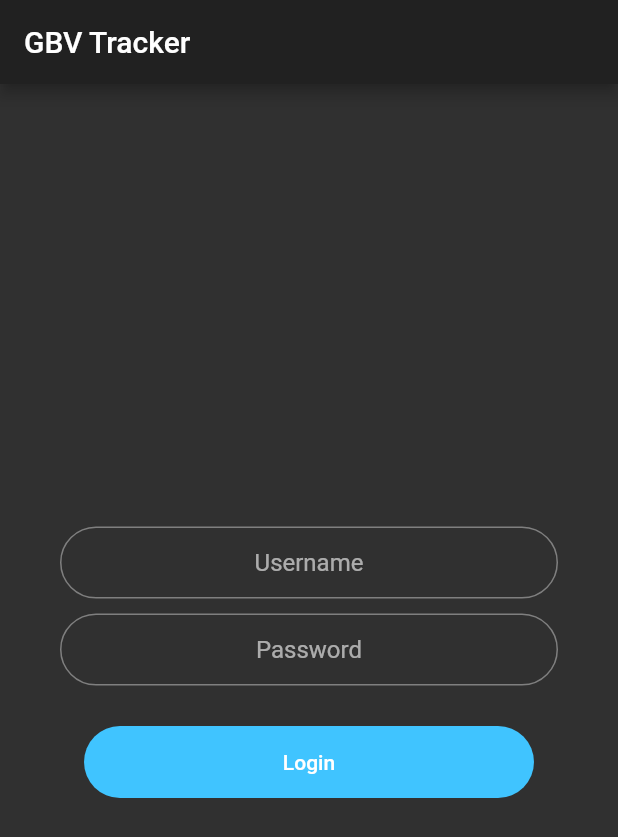
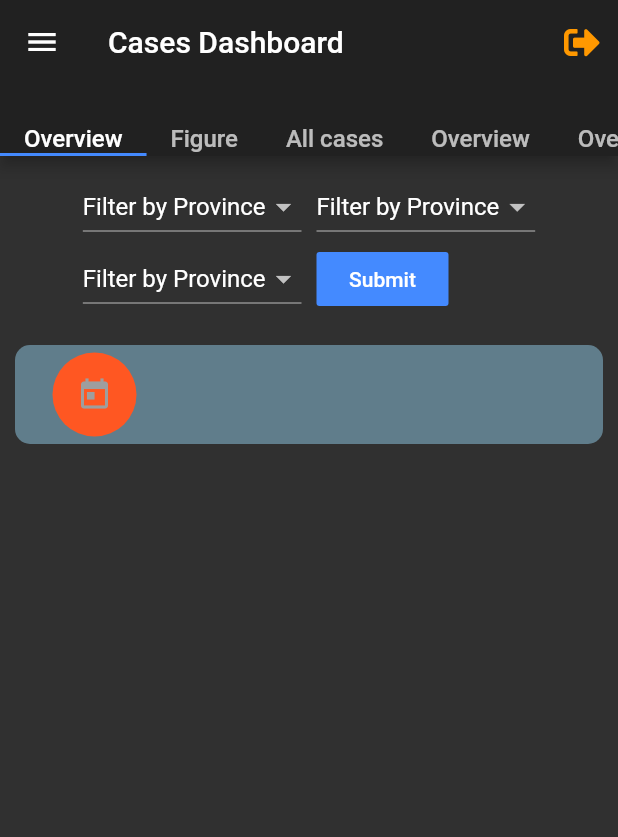
Before and after one commit to fadev8/gbv-tracker, a Flutter app: the screen it shows after launch, after a tap on "Login", on a phone screen of 412 x 824 dp. Shown: the top 837 px of the screen. Run offline on Flutter 3.47's test engine with Material 2 defaults, Android fonts, the phone set to English and light mode, and no system bars; our stand-ins replace font_awesome_flutter.

Commit message:
second commit, drawer added, dashboard page ongoing

```diff
--- /dev/null
+++ b/lib/constants/constants.dart
@@ -0,0 +1,15 @@
+import 'package:flutter/material.dart';
+
+const kHeadingTextStyle = TextStyle(
+  fontWeight: FontWeight.bold,
+  fontSize: 32.0,
+);
+
+const kDrawerTitleStyle = TextStyle(
+  fontSize: 16.0,
+  color: Colors.white70,
+);
+
+const kTabsTitleStyle = TextStyle(
+  fontSize: 16,
+);
--- a/lib/main.dart
+++ b/lib/main.dart
@@ -1,5 +1,12 @@
 import 'package:flutter/material.dart';
+import 'package:gbv_tracker/screens/archive_screen.dart';
+import 'package:gbv_tracker/screens/dashboard_screen.dart';
+import 'package:gbv_tracker/screens/followup_screen.dart';
 import 'package:gbv_tracker/screens/login_screen.dart';
+import 'package:gbv_tracker/screens/receivedcases_screen.dart';
+import 'package:gbv_tracker/screens/report_screen.dart';
+import 'package:gbv_tracker/screens/settings_screen.dart';
+import 'package:gbv_tracker/screens/trash_screen.dart';
 
 void main() {
   runApp(GBVApp());
@@ -13,6 +20,13 @@ class GBVApp extends StatelessWidget {
       initialRoute: LoginScreen.id,
       routes: {
         LoginScreen.id : (context) => LoginScreen(),
+        DashboardScreen.id : (context) => DashboardScreen(),
+        ReceivedCaseScreen.id : (context) => ReceivedCaseScreen(),
+        FollowupScreen.id : (context) => FollowupScreen(),
+        ArchiveScreen.id : (context) => ArchiveScreen(),
+        TrashScreen.id : (context) => TrashScreen(),
+        SettingsScreen.id : (context) =>SettingsScreen(),
+        ReportScreen.id : (context) => ReportScreen(),
       },
     );
   }
--- /dev/null
+++ b/lib/screens/dashboard_screen.dart
@@ -0,0 +1,87 @@
+import 'package:flutter/material.dart';
+import 'package:gbv_tracker/constants/constants.dart';
+import 'package:gbv_tracker/screens/login_screen.dart';
+import 'package:gbv_tracker/screens/pages/dashboardpages/cases_overview_page.dart';
+import 'package:gbv_tracker/widgets/drawer.dart';
+import 'package:font_awesome_flutter/font_awesome_flutter.dart';
+
+class DashboardScreen extends StatefulWidget {
+  static String id = 'dashboard-screen';
+  @override
+  _DashboardScreenState createState() => _DashboardScreenState();
+}
+
+class _DashboardScreenState extends State<DashboardScreen> {
+  final int _tabLength = 5;
+
+  @override
+  Widget build(BuildContext context) {
+    return SafeArea(
+      child: DefaultTabController(
+        length: _tabLength,
+        child: Scaffold(
+          appBar: AppBar(
+            title: Text('Cases Dashboard'),
+            actions: [
+              IconButton(
+                color: Colors.orange,
+                icon: Icon(
+                  FontAwesomeIcons.signOutAlt,
+                ),
+                onPressed: () {
+                  //TODO logout operation here
+                  Navigator.popAndPushNamed(context, LoginScreen.id);
+                },
+              )
+            ],
+            bottom: TabBar(
+              isScrollable: true,
+              indicatorColor: Colors.blueAccent,
+              tabs: [
+                Text(
+                  'Overview',
+                  style: kTabsTitleStyle,
+                ),
+                Text(
+                  'Figure',
+                  style: kTabsTitleStyle,
+                ),
+                Text(
+                  'All cases',
+                  style: kTabsTitleStyle,
+                ),
+                Text(
+                  'Overview',
+                  style: kTabsTitleStyle,
+                ),
+                Text(
+                  'Overview',
+                  style: kTabsTitleStyle,
+                ),
+              ],
+            ),
+          ),
+          drawer: NavDrawer(),
+          body: TabBarView(
+            children: [
+              CasesOverviewPage(),
+              Container(
+                color: Colors.greenAccent,
+              ),
+              Container(
+                color: Colors.redAccent,
+              ),
+              Container(
+                color: Colors.purpleAccent,
+              ),
+              Container(
+                color: Colors.blueAccent,
+              ),
+
+            ],
+          ),
+        ),
+      ),
+    );
+  }
+}
--- a/lib/screens/login_screen.dart
+++ b/lib/screens/login_screen.dart
@@ -1,5 +1,8 @@
+import 'package:flutter/cupertino.dart';
 import 'package:flutter/material.dart';
 import 'package:flutter/services.dart';
+import 'package:gbv_tracker/constants/constants.dart';
+import 'package:gbv_tracker/screens/dashboard_screen.dart';
 import 'package:gbv_tracker/widgets/rounded_button.dart';
 import 'package:gbv_tracker/widgets/rounded_input.dart';
 
@@ -12,15 +15,21 @@ class LoginScreen extends StatefulWidget {
 class _LoginScreenState extends State<LoginScreen> {
   @override
   Widget build(BuildContext context) {
-    return Scaffold(
-      appBar: AppBar(
-        title: Text('GBV Tracker'),
-      ),
+    return SafeArea(
+      child: Scaffold(
         body: Padding(
           padding: EdgeInsets.only(top: 10,left: 35, right: 35, bottom: 10),
           child: Column(
             crossAxisAlignment: CrossAxisAlignment.center,
             mainAxisAlignment: MainAxisAlignment.center,
+            children: [
+              Expanded(
+                flex: 4,
+                child: Center(child: Text('GBV Tracker',style: kHeadingTextStyle,)),
+              ),
+              Expanded(
+                flex: 5,
+                child: Column(
                   children: [
                     RoundedInput(
                       hint: 'Username',
@@ -35,11 +44,31 @@ class _LoginScreenState extends State<LoginScreen> {
                     RoundedButton(
                       onPress: (){
                         //TODO submit data
+                        Navigator.pushNamed(context,DashboardScreen.id);
                         print('Login tapped');
                       },
                       title: 'Login',
+                    ),
+                  SizedBox(height: 20,),
+                    Row(
+                      mainAxisAlignment: MainAxisAlignment.center,
+                      children: [
+
+                        Icon(Icons.lock_outline),
+                        Text('Forgot password ?', style: TextStyle(color: Colors.blue),)
+                      ],
+                    ),
+                  ],
+                ),
+              ),
+              Expanded(
+                flex: 2,
+                child: Container(
+
+                ),
               )
             ],
+          ),
         ),
       ),
     );
--- /dev/null
+++ b/lib/screens/pages/dashboardpages/cases_overview_page.dart
@@ -0,0 +1,110 @@
+import 'package:flutter/foundation.dart';
+import 'package:flutter/material.dart';
+import 'package:flutter/rendering.dart';
+
+class CasesOverviewPage extends StatelessWidget {
+  @override
+  Widget build(BuildContext context) {
+    return Padding(
+      padding: EdgeInsets.all(10),
+      child: Column(
+
+        children: [
+          //buttons
+          Wrap(
+            spacing: 10,
+            children: [
+              DropdownButton(
+                onChanged: (index) {
+                  //TODO action when the menu is tapped
+                  print('selected index $index');
+                },
+                items: [
+                  //TODO populate the Dropdown with data
+                  DropdownMenuItem(
+                    child: Text('Filter by Province'),
+                  ),
+                  DropdownMenuItem(
+                    child: Text('Filter by Province'),
+                  ),
+                  DropdownMenuItem(
+                    child: Text('Filter by Province'),
+                  ),
+                ],
+              ),
+              DropdownButton(
+                onChanged: (index) {
+                  //TODO action when the menu is tapped
+                  print('selected index $index');
+                },
+                items: [
+                  //TODO populate the Dropdown with data
+                  DropdownMenuItem(
+                    child: Text('Filter by Province'),
+                  ),
+                  DropdownMenuItem(
+                    child: Text('Filter by Province'),
+                  ),
+                  DropdownMenuItem(
+                    child: Text('Filter by Province'),
+                  ),
+                ],
+              ),
+              DropdownButton(
+                onChanged: (index) {
+                  //TODO action when the menu is tapped
+                  print('selected index $index');
+                },
+                items: [
+                  //TODO populate the Dropdown with data
+                  DropdownMenuItem(
+                    child: Text('Filter by Province'),
+                  ),
+                  DropdownMenuItem(
+                    child: Text('Filter by Province'),
+                  ),
+                  DropdownMenuItem(
+                    child: Text('Filter by Province'),
+                  ),
+                ],
+              ),
+              FlatButton(
+                child: Text('Submit'),
+                color: Colors.blueAccent,
+                onPressed: () {},
+              )
+            ],
+          ),
+          SizedBox(
+            height: 20,
+          ),
+          //Data here
+          Wrap(
+            children: [
+              ClipRRect(
+                borderRadius: BorderRadius.circular(10),
+                child: Container(
+                  padding: EdgeInsets.all(5),
+                  margin: EdgeInsets.only(bottom: 0),
+                  color: Colors.blueGrey,
+                  child: ListTile(
+                    hoverColor: Colors.blueGrey,
+                    leading: CircleAvatar(
+                      radius: 32,
+                      backgroundColor: Colors.deepOrange,
+                      child: Icon(
+                          Icons.today
+                      ),
+                    ),
+                  ),
+                ),
+              ),
+
+
+            ],
+          ),
+        ],
+      ),
+    );
+  }
+}
--- a/pubspec.yaml
+++ b/pubspec.yaml
@@ -28,6 +28,8 @@ dependencies:
   # The following adds the Cupertino Icons font to your application.
   # Use with the CupertinoIcons class for iOS style icons.
   cupertino_icons: ^0.1.3
+  syncfusion_flutter_charts: ^18.2.48
+  font_awesome_flutter: ^8.8.1
 
 dev_dependencies:
   flutter_test:
```
Also changed, not shown: lib/screens/archive_screen.dart (added, +14 -0 lines), lib/screens/followup_screen.dart (added, +14 -0 lines), lib/screens/receivedcases_screen.dart (added, +14 -0 lines), lib/screens/report_screen.dart (added, +14 -0 lines), lib/screens/settings_screen.dart (added, +14 -0 lines), lib/screens/trash_screen.dart (added, +14 -0 lines), lib/widgets/drawer.dart (added, +113 -0 lines), lib/screens/pages/empty.dart (added), pubspec.lock. Lines whose indentation alone changed are shown as unchanged.
